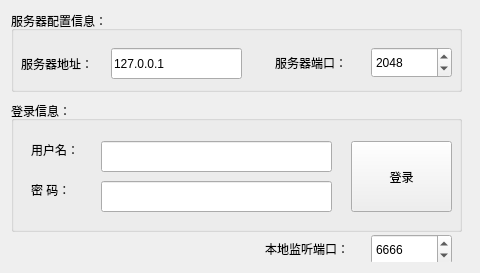
dushibaiyu/QSocket5Tunnel, file Client/mainwindow.ui: the form before one commit.
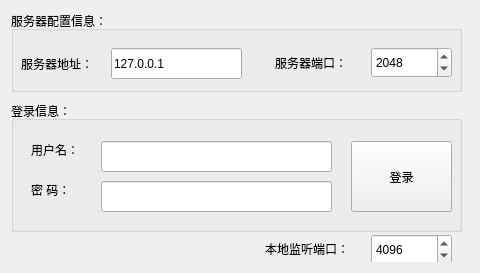
The form after the commit. Icons and pictures are not drawn.

Diff of the .ui file:
```diff
--- a/Client/mainwindow.ui
+++ b/Client/mainwindow.ui
@@ -124,7 +124,7 @@
          <number>10000</number>
         </property>
         <property name="value">
-         <number>6666</number>
+         <number>4096</number>
         </property>
        </widget>
        <widget class="QLabel" name="label_6">
```
